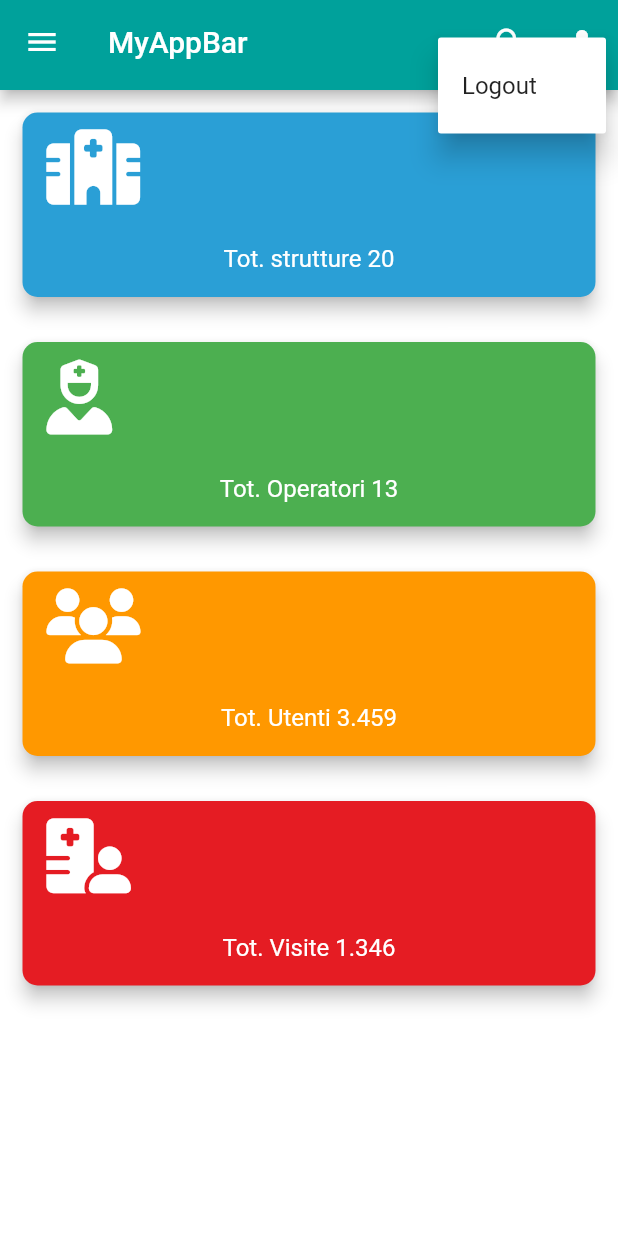
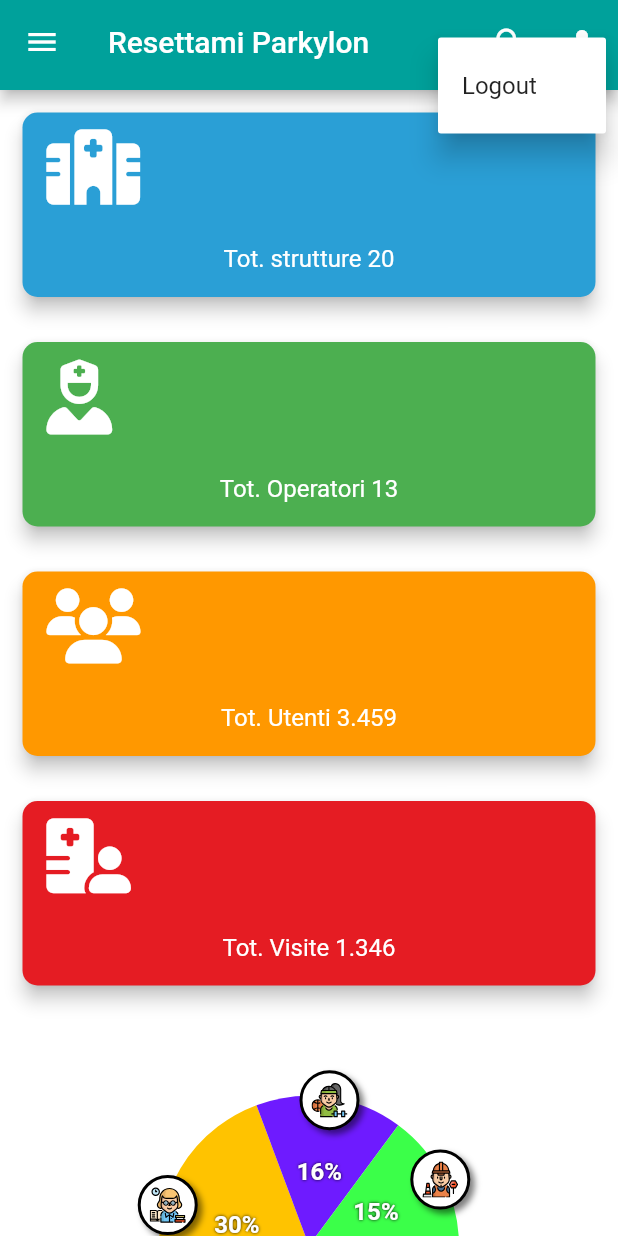
Before and after one commit to maxdevis/resettami, a Flutter app: the screen it shows after launch, after a tap on the "person" icon, on a phone screen of 412 x 824 dp. Run offline on Flutter 3.47's test engine with Material 2 defaults, Android fonts, the phone set to English and light mode, and no system bars; drawn by our look-alikes of fl_chart; our stand-ins replace device_preview, dio, flutter_easyloading, flutter_secure_storage, flutter_svg, font_awesome_flutter and 1 more; statements that could not run were skipped.

Commit message:
add ex chart

```diff
--- a/lib/Component/myCharts.dart
+++ b/lib/Component/myCharts.dart
@@ -0,0 +1,181 @@
+import 'package:fl_chart/fl_chart.dart';
+import 'package:flutter/material.dart';
+import 'package:flutter_svg/flutter_svg.dart';
+import 'package:resettami_app/utils/Constants.dart';
+
+class PieChartSample3 extends StatefulWidget {
+  const PieChartSample3({super.key});
+
+  @override
+  State<StatefulWidget> createState() => PieChartSample3State();
+}
+
+class PieChartSample3State extends State {
+  int touchedIndex = 0;
+
+  @override
+  Widget build(BuildContext context) {
+    return AspectRatio(
+      aspectRatio: 1.3,
+      child: AspectRatio(
+        aspectRatio: 1,
+        child: PieChart(
+          PieChartData(
+            pieTouchData: PieTouchData(
+              touchCallback: (FlTouchEvent event, pieTouchResponse) {
+                setState(() {
+                  if (!event.isInterestedForInteractions ||
+                      pieTouchResponse == null ||
+                      pieTouchResponse.touchedSection == null) {
+                    touchedIndex = -1;
+                    return;
+                  }
+                  touchedIndex =
+                      pieTouchResponse.touchedSection!.touchedSectionIndex;
+                });
+              },
+            ),
+            borderData: FlBorderData(
+              show: false,
+            ),
+            sectionsSpace: 0,
+            centerSpaceRadius: 0,
+            sections: showingSections(),
+          ),
+        ),
+      ),
+    );
+  }
+
+  List<PieChartSectionData> showingSections() {
+    return List.generate(4, (i) {
+      final isTouched = i == touchedIndex;
+      final fontSize = isTouched ? 20.0 : 16.0;
+      final radius = isTouched ? 110.0 : 100.0;
+      final widgetSize = isTouched ? 55.0 : 40.0;
+      const shadows = [Shadow(color: Colors.black, blurRadius: 2)];
+
+      switch (i) {
+        case 0:
+          return PieChartSectionData(
+            color: AppColors.contentColorBlue,
+            value: 40,
+            title: '40%',
+            radius: radius,
+            titleStyle: TextStyle(
+              fontSize: fontSize,
+              fontWeight: FontWeight.bold,
+              color: const Color(0xffffffff),
+              shadows: shadows,
+            ),
+            badgeWidget: _Badge(
+              'assets/svg/ophthalmology-svgrepo-com.svg',
+              size: widgetSize,
+              borderColor: AppColors.contentColorBlack,
+            ),
+            badgePositionPercentageOffset: .98,
+          );
+        case 1:
+          return PieChartSectionData(
+            color: AppColors.contentColorYellow,
+            value: 30,
+            title: '30%',
+            radius: radius,
+            titleStyle: TextStyle(
+              fontSize: fontSize,
+              fontWeight: FontWeight.bold,
+              color: const Color(0xffffffff),
+              shadows: shadows,
+            ),
+            badgeWidget: _Badge(
+              'assets/svg/librarian-svgrepo-com.svg',
+              size: widgetSize,
+              borderColor: AppColors.contentColorBlack,
+            ),
+            badgePositionPercentageOffset: .98,
+          );
+        case 2:
+          return PieChartSectionData(
+            color: AppColors.contentColorPurple,
+            value: 16,
+            title: '16%',
+            radius: radius,
+            titleStyle: TextStyle(
+              fontSize: fontSize,
+              fontWeight: FontWeight.bold,
+              color: const Color(0xffffffff),
+              shadows: shadows,
+            ),
+            badgeWidget: _Badge(
+              'assets/svg/fitness-svgrepo-com.svg',
+              size: widgetSize,
+              borderColor: AppColors.contentColorBlack,
+            ),
+            badgePositionPercentageOffset: .98,
+          );
+        case 3:
+          return PieChartSectionData(
+            color: AppColors.contentColorGreen,
+            value: 15,
+            title: '15%',
+            radius: radius,
+            titleStyle: TextStyle(
+              fontSize: fontSize,
+              fontWeight: FontWeight.bold,
+              color: const Color(0xffffffff),
+              shadows: shadows,
+            ),
+            badgeWidget: _Badge(
+              'assets/svg/worker-svgrepo-com.svg',
+              size: widgetSize,
+              borderColor: AppColors.contentColorBlack,
+            ),
+            badgePositionPercentageOffset: .98,
+          );
+        default:
+          throw Exception('Oh no');
+      }
+    });
+  }
+}
+
+class _Badge extends StatelessWidget {
+  const _Badge(
+      this.svgAsset, {
+        required this.size,
+        required this.borderColor,
+      });
+  final String svgAsset;
+  final double size;
+  final Color borderColor;
+
+  @override
+  Widget build(BuildContext context) {
+    return AnimatedContainer(
+      duration: PieChart.defaultDuration,
+      width: size,
+      height: size,
+      decoration: BoxDecoration(
+        color: Colors.white,
+        shape: BoxShape.circle,
+        border: Border.all(
+          color: borderColor,
+          width: 2,
+        ),
+        boxShadow: <BoxShadow>[
+          BoxShadow(
+            color: Colors.black.withOpacity(.5),
+            offset: const Offset(3, 3),
+            blurRadius: 3,
+          ),
+        ],
+      ),
+      padding: EdgeInsets.all(size * .15),
+      child: Center(
+        child: SvgPicture.asset(
+          svgAsset,
+        ),
+      ),
+    );
+  }
+}
--- a/lib/Screens/Home.dart
+++ b/lib/Screens/Home.dart
@@ -1,5 +1,4 @@
 import 'package:flutter/material.dart';
-import 'package:resettami_app/Component/myCard.dart';
 import 'package:resettami_app/Component/myDrawer.dart';
 import 'package:resettami_app/Component/myAppBar.dart';
 import 'package:resettami_app/utils/Constants.dart';
@@ -17,18 +16,19 @@
     return Scaffold(
       backgroundColor: Colors.white,
       appBar: const MyAppBar(
-          title: 'MyAppBar',
+        title: 'Resettami Parkylon',
       ),
       //set app bar from appbar.dart
       // use like this where ever you want
-        drawer: const MyDrawer(title: 'MyDrawer'),
+      drawer: const MyDrawer(title: 'Resettami Parkylon'),
       //set drawer from app_drawer.dart
       //set like this where ever you want
-        body: Column(
+      body: SingleChildScrollView(
+        child: Column(
             crossAxisAlignment: CrossAxisAlignment.start,
             mainAxisAlignment: MainAxisAlignment.start,
             mainAxisSize: MainAxisSize.min,
-            children: listCards
+            children: listCards),
       ),
     );
   }
--- a/lib/utils/Constants.dart
+++ b/lib/utils/Constants.dart
@@ -1,6 +1,7 @@
 import 'package:flutter/material.dart';
 import 'package:font_awesome_flutter/font_awesome_flutter.dart';
 import 'package:resettami_app/Component/myCard.dart';
+import 'package:resettami_app/Component/myCharts.dart';
 import 'package:resettami_app/Screens/Home.dart';
 import 'package:resettami_app/Screens/Login.dart';
 import 'package:resettami_app/Screens/Second.dart';
@@ -25,4 +26,29 @@
   const myCard(title: 'Tot. Operatori 13', bkColor: Color(0xFF4CAF50), iconCard: FontAwesomeIcons.userNurse),
   const myCard(title: 'Tot. Utenti 3.459', bkColor: Color(0xFFFF9800), iconCard: FontAwesomeIcons.users),
   const myCard(title: 'Tot. Visite 1.346', bkColor: Color(0xFFE51C23), iconCard: FontAwesomeIcons.hospitalUser),
+  const PieChartSample3()
 ];
+
+
+class AppColors {
+  static const Color primary = contentColorCyan;
+  static const Color menuBackground = Color(0xFF090912);
+  static const Color itemsBackground = Color(0xFF1B2339);
+  static const Color pageBackground = Color(0xFF282E45);
+  static const Color mainTextColor1 = Colors.white;
+  static const Color mainTextColor2 = Colors.white70;
+  static const Color mainTextColor3 = Colors.white38;
+  static const Color mainGridLineColor = Colors.white10;
+  static const Color borderColor = Colors.white54;
+  static const Color gridLinesColor = Color(0x11FFFFFF);
+  static const Color contentColorBlack = Colors.black;
+  static const Color contentColorWhite = Colors.white;
+  static const Color contentColorBlue = Color(0xFF2196F3);
+  static const Color contentColorYellow = Color(0xFFFFC300);
+  static const Color contentColorOrange = Color(0xFFFF683B);
+  static const Color contentColorGreen = Color(0xFF3BFF49);
+  static const Color contentColorPurple = Color(0xFF6E1BFF);
+  static const Color contentColorPink = Color(0xFFFF3AF2);
+  static const Color contentColorRed = Color(0xFFE80054);
+  static const Color contentColorCyan = Color(0xFF50E4FF);
+}
--- a/pubspec.yaml
+++ b/pubspec.yaml
@@ -45,6 +45,8 @@
     sdk: flutter
   localization: ^2.1.0
   font_awesome_flutter: ^10.4.0
+  flutter_svg: ^2.0.6
+  fl_chart: ^0.62.0
 
 dev_dependencies:
   flutter_test:
@@ -71,6 +73,7 @@
   # To add assets to your application, add an assets section, like this:
   assets:
     - assets/images/
+    - assets/svg/
     - lib/i18n/
   #   - images/a_dot_ham.jpeg
 
```
Also changed, not shown: assets/svg/fitness-svgrepo-com.svg (added), assets/svg/fl_chart_logo_icon.png (added), assets/svg/fl_chart_logo_text.svg (added), assets/svg/ic_bar_chart.svg (added), assets/svg/ic_line_chart.svg (added), assets/svg/ic_pie_chart.svg (added), assets/svg/ic_radar_chart.svg (added), assets/svg/ic_scatter_chart.svg (added), assets/svg/image_annotation.png (added), assets/svg/librarian-svgrepo-com.svg (added), assets/svg/ophthalmology-svgrepo-com.svg (added), assets/svg/worker-svgrepo-com.svg (added), pubspec.lock. Lines whose indentation alone changed are shown as unchanged.
